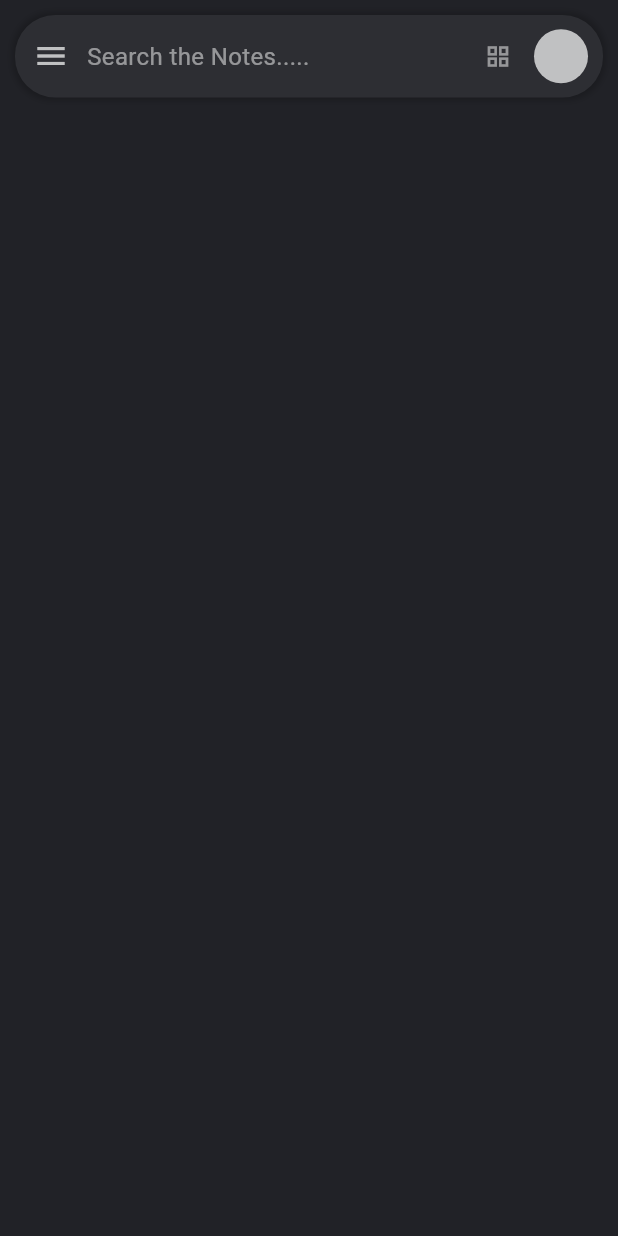
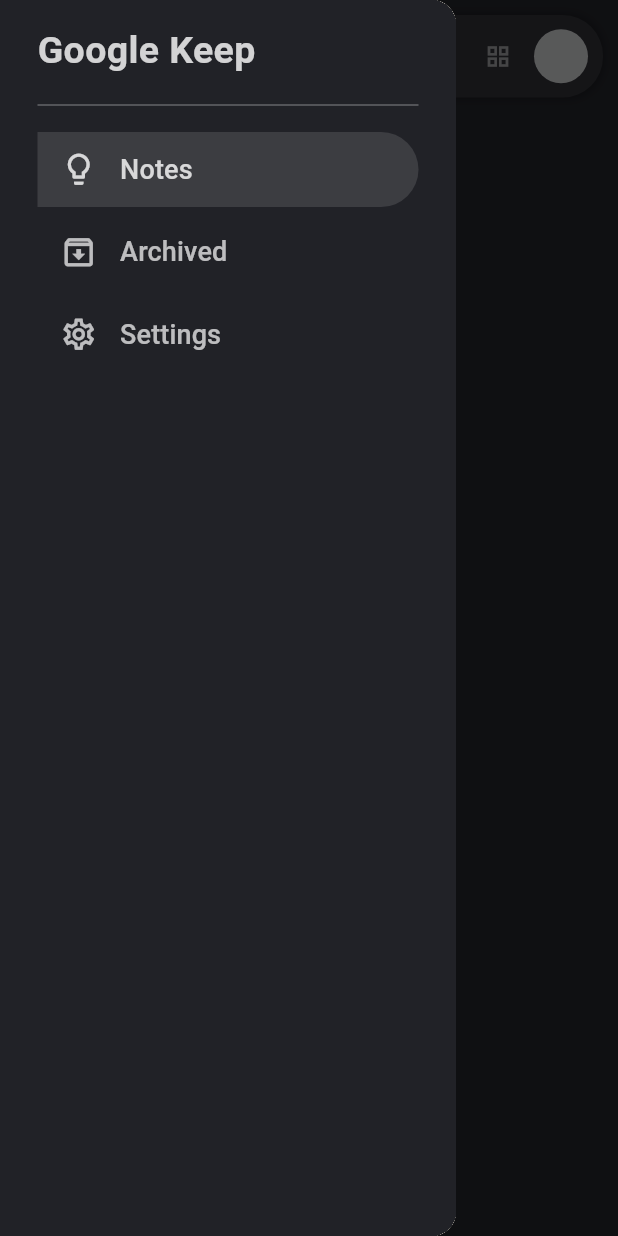
Before and after one commit to Uday261104/Google_Notes, a Flutter app: the screen it shows after launch, after a tap on the "menu" icon, on a phone screen of 412 x 824 dp. Run offline on Flutter 3.47's test engine with Material 3 defaults, Android fonts, the phone set to English and light mode, and no system bars.

Commit message:
feat:added the menuside bar

```diff
--- /dev/null
+++ b/lib/components/sidemenubar.dart
@@ -0,0 +1,160 @@
+import 'package:flutter/material.dart';
+import 'package:google_notes/pages/colors.dart';
+
+class SideMenu extends StatefulWidget {
+  const SideMenu({super.key});
+
+  @override
+  State<SideMenu> createState() => _SideMenuState();
+}
+
+class _SideMenuState extends State<SideMenu> {
+  @override
+  Widget build(BuildContext context) {
+    return Drawer(
+      child: Container(
+        decoration: BoxDecoration(
+          color: bgColor,
+        ),
+        child: SafeArea(
+          child: Column(
+            crossAxisAlignment: CrossAxisAlignment.start,
+            children: [
+              Container(
+                margin: const EdgeInsets.symmetric(
+                  horizontal: 25,
+                  vertical: 16,
+                ),
+                child: Column(
+                  crossAxisAlignment: CrossAxisAlignment.start,
+                  children: [
+                    Text(
+                      "Google Keep",
+                      style: TextStyle(
+                        color: white.withOpacity(0.8),
+                        fontSize: 25,
+                        fontWeight: FontWeight.bold,
+                      ),
+                    ),
+
+                    const SizedBox(height: 10),
+
+                    Divider(
+                      color: white.withOpacity(0.3),
+                    ),
+
+                    const SizedBox(height: 10),
+
+                    // Notes
+                    Container(
+                      width: double.infinity,
+                      decoration: BoxDecoration(
+                        color: white.withOpacity(0.12),
+                        borderRadius: const BorderRadius.only(
+                          topRight: Radius.circular(30),
+                          bottomRight: Radius.circular(30),
+                        ),
+                      ),
+                      child: TextButton(
+                        onPressed: () {
+                          print("Notes clicked");
+                        },
+                        style: TextButton.styleFrom(
+                          padding: const EdgeInsets.symmetric(
+                            horizontal: 15,
+                            vertical: 12,
+                          ),
+                        ),
+                        child: Row(
+                          children: [
+                            Icon(
+                              Icons.lightbulb_outline,
+                              size: 25,
+                              color: white.withOpacity(0.8),
+                            ),
+                            const SizedBox(width: 15),
+                            Text(
+                              "Notes",
+                              style: TextStyle(
+                                color: white.withOpacity(0.8),
+                                fontSize: 18,
+                              ),
+                            ),
+                          ],
+                        ),
+                      ),
+                    ),
+
+                    const SizedBox(height: 5),
+
+                    // Archived
+                    TextButton(
+                      onPressed: () {
+                        print("Archived clicked");
+                      },
+                      style: TextButton.styleFrom(
+                        padding: const EdgeInsets.symmetric(
+                          horizontal: 15,
+                          vertical: 12,
+                        ),
+                      ),
+                      child: Row(
+                        children: [
+                          Icon(
+                            Icons.archive_outlined,
+                            size: 25,
+                            color: white.withOpacity(0.7),
+                          ),
+                          const SizedBox(width: 15),
+                          Text(
+                            "Archived",
+                            style: TextStyle(
+                              color: white.withOpacity(0.7),
+                              fontSize: 18,
+                            ),
+                          ),
+                        ],
+                      ),
+                    ),
+
+                    const SizedBox(height: 5),
+
+                    // Settings
+                    TextButton(
+                      onPressed: () {
+                        print("Settings clicked");
+                      },
+                      style: TextButton.styleFrom(
+                        padding: const EdgeInsets.symmetric(
+                          horizontal: 15,
+                          vertical: 12,
+                        ),
+                      ),
+                      child: Row(
+                        children: [
+                          Icon(
+                            Icons.settings_outlined,
+                            size: 25,
+                            color: white.withOpacity(0.7),
+                          ),
+                          const SizedBox(width: 15),
+                          Text(
+                            "Settings",
+                            style: TextStyle(
+                              color: white.withOpacity(0.7),
+                              fontSize: 18,
+                            ),
+                          ),
+                        ],
+                      ),
+                    ),
+                  ],
+                ),
+              ),
+            ],
+          ),
+        ),
+      ),
+    );
+  }
+}
--- a/lib/pages/home.dart
+++ b/lib/pages/home.dart
@@ -1,4 +1,5 @@
 import 'package:flutter/material.dart';
+import 'package:google_notes/components/sidemenubar.dart';
 import 'package:google_notes/pages/colors.dart';
 
 class Home extends StatefulWidget {
@@ -9,9 +10,14 @@
 }
 
 class _HomeState extends State<Home> {
+  GlobalKey<ScaffoldState> _drawerKey = GlobalKey();
+
   @override
   Widget build(BuildContext context) {
     return Scaffold(
+      endDrawerEnableOpenDragGesture: true,
+      key: _drawerKey,
+      drawer: SideMenu(),
       backgroundColor: bgColor,
       body: SafeArea(
         child: Container(
@@ -39,7 +45,9 @@
                   children: [
                     // Menu
                     IconButton(
-                      onPressed: () {},
+                      onPressed: () {
+                        _drawerKey.currentState!.openDrawer();
+                      },
                       icon: Icon(Icons.menu, color: white.withOpacity(0.7)),
                     ),
 
```
Also changed, not shown: 3 other files.
